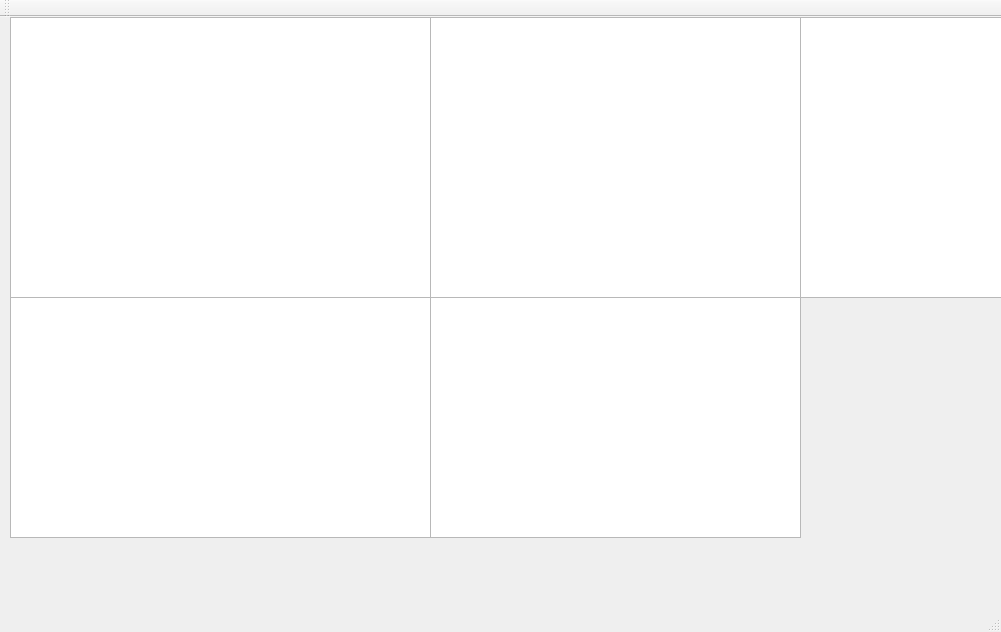
First picture: the form in QCustomPlot的基本使用/study/untitled/mainwindow.ui, repository WR0903/study_note, before the edit.
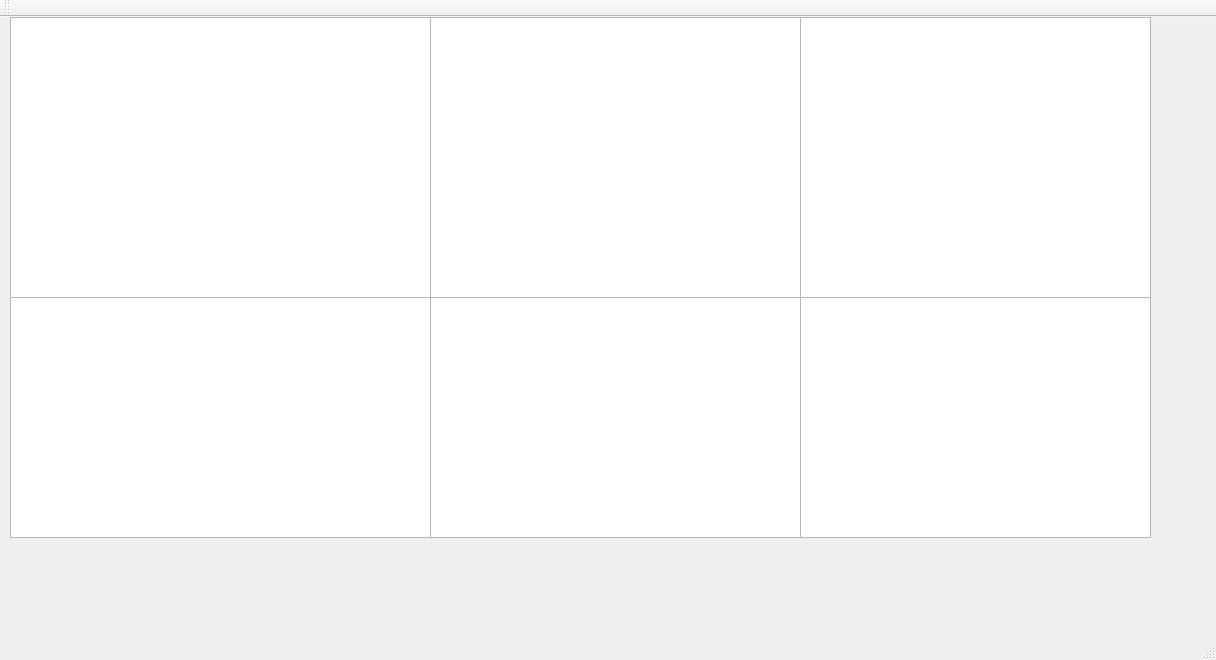
Second picture: the form after the edit. Custom widgets are drawn as their Qt base class.

Patch:
```diff
--- a/QCustomPlot的基本使用/study/untitled/mainwindow.ui
+++ b/QCustomPlot的基本使用/study/untitled/mainwindow.ui
@@ -6,8 +6,8 @@
    <rect>
     <x>0</x>
     <y>0</y>
-    <width>1001</width>
-    <height>632</height>
+    <width>1216</width>
+    <height>660</height>
    </rect>
   </property>
   <property name="windowTitle">
@@ -64,6 +64,16 @@
      </rect>
     </property>
    </widget>
+   <widget class="QCustomPlot" name="qcustomplotWidget_5">
+    <property name="geometry">
+     <rect>
+      <x>800</x>
+      <y>280</y>
+      <width>351</width>
+      <height>241</height>
+     </rect>
+    </property>
+   </widget>
   </widget>
   <widget class="QMenuBar" name="menuBar">
    <property name="geometry">
```
Left out of the diff: 2 changed lines with no effect on the pictures.
